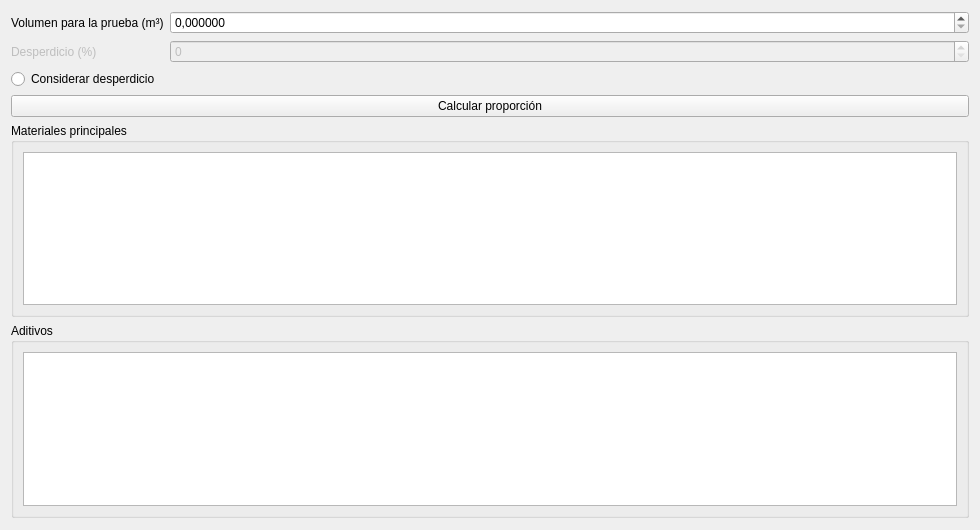
Above: gui/ui/trial_mix_widget.ui from AMK-ULTRA/Concretus before the change. Below: the same form after it.
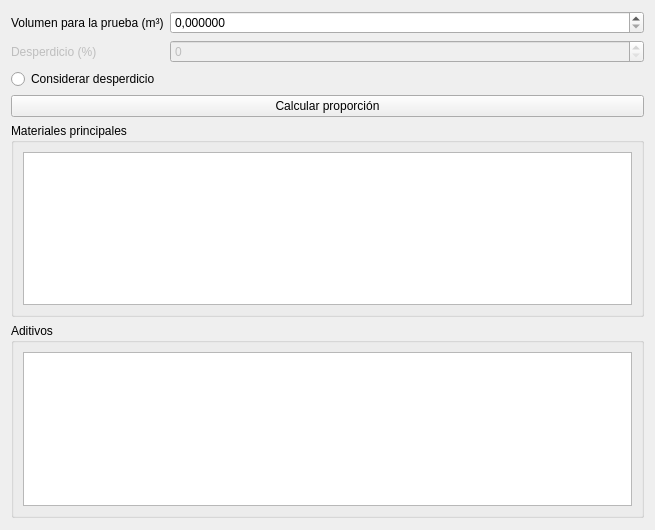
That is the form after the change.

```diff
--- a/gui/ui/trial_mix_widget.ui
+++ b/gui/ui/trial_mix_widget.ui
@@ -6,7 +6,7 @@
    <rect>
     <x>0</x>
     <y>0</y>
-    <width>980</width>
+    <width>655</width>
     <height>530</height>
    </rect>
   </property>
```
Left out of the diff: 28 changed lines with no effect on the pictures.
